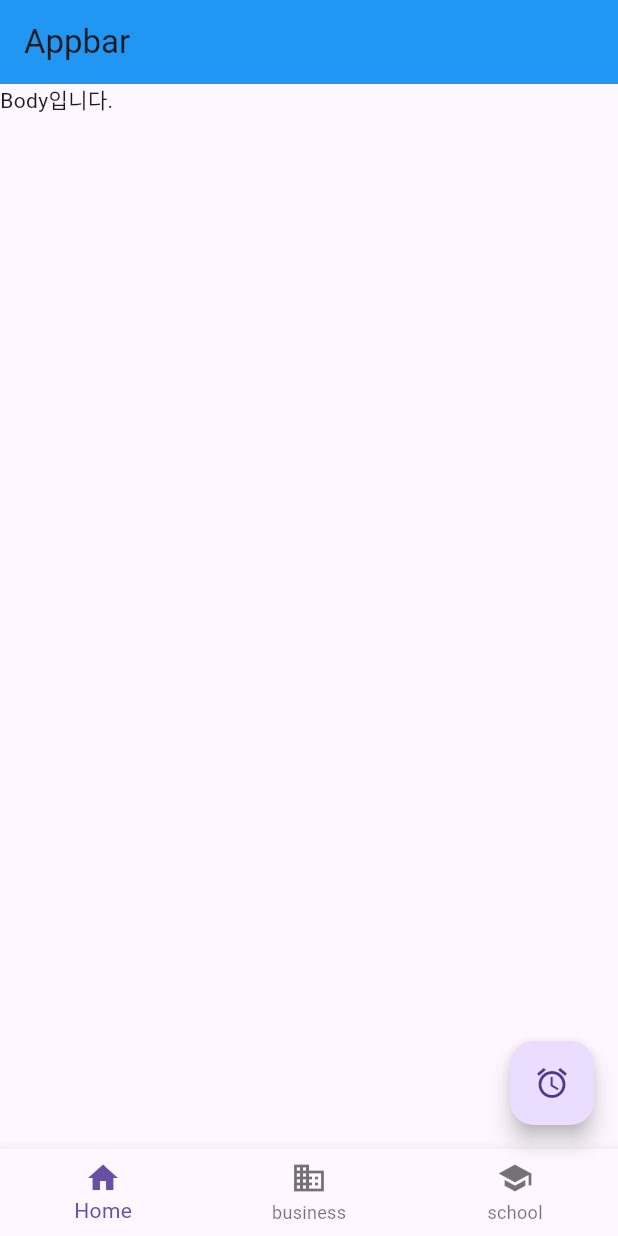
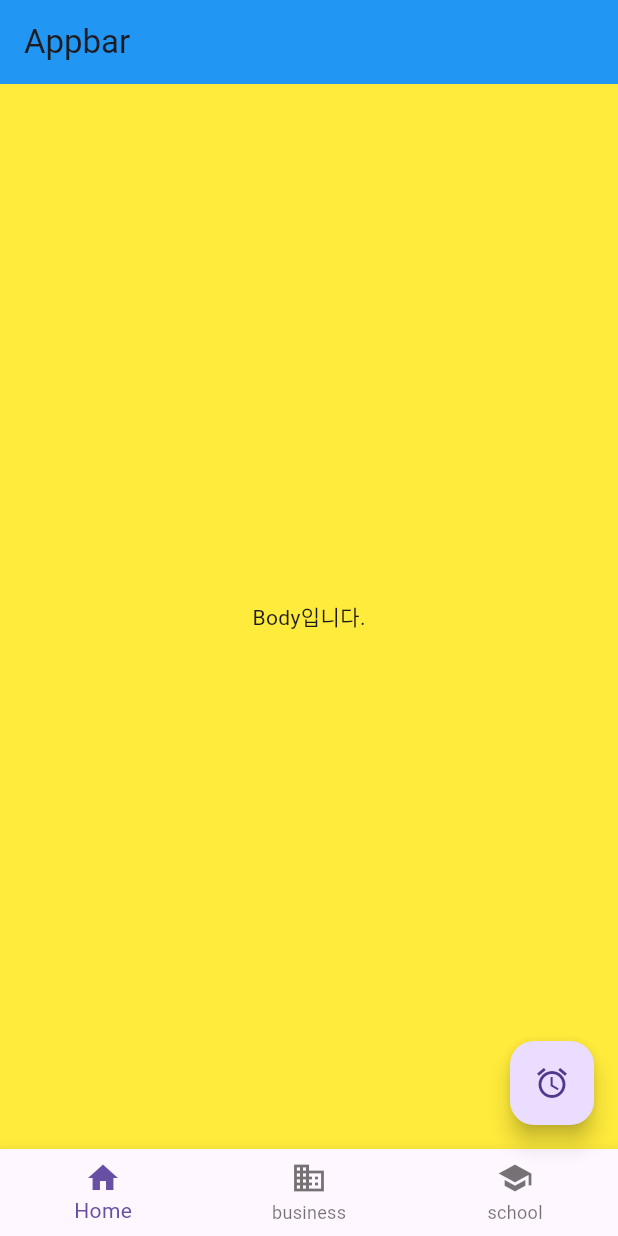
Before and after one commit to leeeunjae1/chap01_flutter_basic, a Flutter app: the screen it shows after launch, on a phone screen of 412 x 824 dp. Run offline on Flutter 3.47's test engine with Material 3 defaults, Android fonts, the phone set to English and light mode, and no system bars.

Commit message:
MaterialApp, Scaffold 구조

```diff
--- a/lib/main.dart
+++ b/lib/main.dart
@@ -23,7 +23,14 @@ class MyApp extends StatelessWidget {
           title: Text('Appbar'),
           backgroundColor: Colors.blue,
         ),
-        body: Text('Body입니다.'),
+
+        body: Container(
+          color: Colors.yellow,
+          child: Center(
+            child: Text("Body입니다."),
+          ),
+        ),
+
         // BottomNavigationBar
         bottomNavigationBar: BottomNavigationBar(
           items: <BottomNavigationBarItem>[
```
